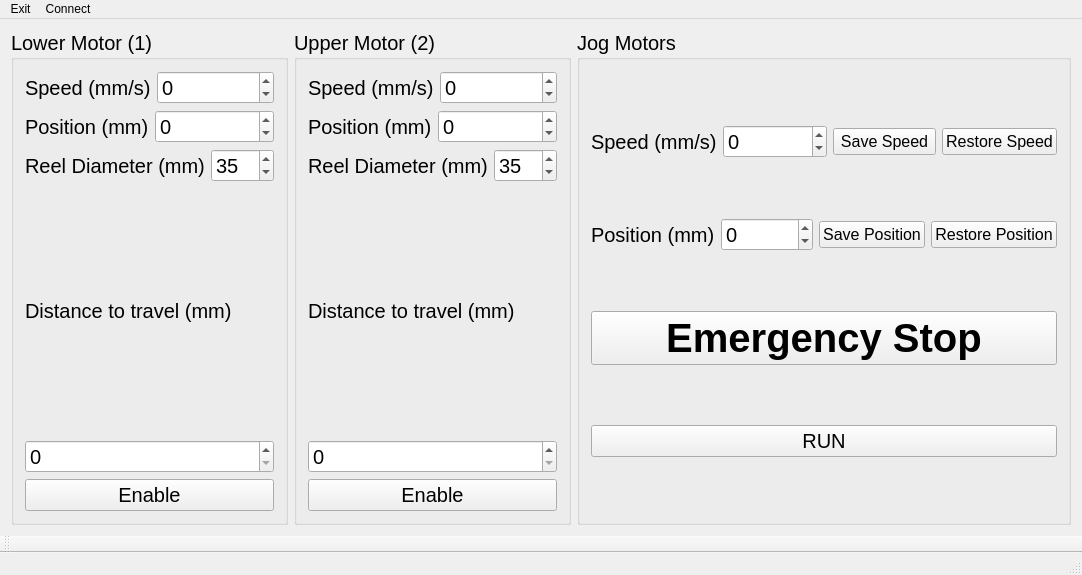
Old version of the form mainwindow.ui in the repository g7uvw/QtMonument.
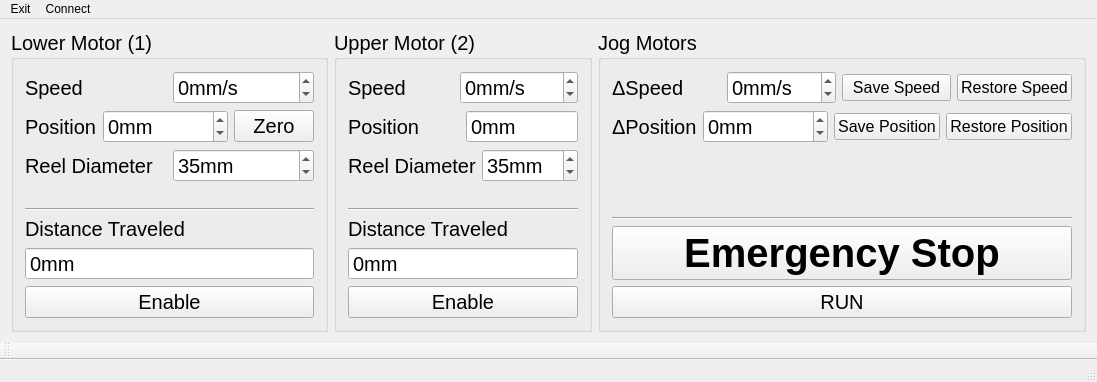
New version of the form.

Commit message: Speedlooking right, need to add in position timer

```diff
--- a/mainwindow.ui
+++ b/mainwindow.ui
@@ -2,14 +2,6 @@
 <ui version="4.0">
  <class>MainWindow</class>
  <widget class="QMainWindow" name="MainWindow">
-  <property name="geometry">
-   <rect>
-    <x>0</x>
-    <y>0</y>
-    <width>1080</width>
-    <height>575</height>
-   </rect>
-  </property>
   <property name="windowTitle">
    <string>Monument</string>
   </property>
@@ -31,7 +23,7 @@
          <item>
           <widget class="QLabel" name="label_5">
            <property name="text">
-            <string>Speed (mm/s)</string>
+            <string>Speed</string>
            </property>
           </widget>
          </item>
@@ -40,6 +32,9 @@
            <property name="keyboardTracking">
             <bool>false</bool>
            </property>
+           <property name="suffix">
+            <string>mm/s</string>
+           </property>
            <property name="minimum">
             <number>-500</number>
            </property>
@@ -55,7 +50,7 @@
          <item>
           <widget class="QLabel" name="label_6">
            <property name="text">
-            <string>Position (mm)</string>
+            <string>Position</string>
            </property>
           </widget>
          </item>
@@ -64,6 +59,9 @@
            <property name="keyboardTracking">
             <bool>false</bool>
            </property>
+           <property name="suffix">
+            <string>mm</string>
+           </property>
            <property name="minimum">
             <number>-40000</number>
            </property>
@@ -75,6 +73,13 @@
            </property>
           </widget>
          </item>
+         <item>
+          <widget class="QPushButton" name="Lower_Pos_Zero">
+           <property name="text">
+            <string>Zero</string>
+           </property>
+          </widget>
+         </item>
         </layout>
        </item>
        <item>
@@ -82,7 +87,7 @@
          <item>
           <widget class="QLabel" name="label_7">
            <property name="text">
-            <string>Reel Diameter (mm)</string>
+            <string>Reel Diameter</string>
            </property>
           </widget>
          </item>
@@ -91,6 +96,9 @@
            <property name="keyboardTracking">
             <bool>false</bool>
            </property>
+           <property name="suffix">
+            <string>mm</string>
+           </property>
            <property name="minimum">
             <number>5</number>
            </property>
@@ -107,18 +115,47 @@
          </item>
         </layout>
        </item>
+       <item>
+        <spacer name="verticalSpacer">
+         <property name="orientation">
+          <enum>Qt::Vertical</enum>
+         </property>
+         <property name="sizeHint" stdset="0">
+          <size>
+           <width>20</width>
+           <height>20</height>
+          </size>
+         </property>
+        </spacer>
+       </item>
+       <item>
+        <widget class="Line" name="line">
+         <property name="orientation">
+          <enum>Qt::Horizontal</enum>
+         </property>
+        </widget>
+       </item>
        <item>
         <widget class="QLabel" name="label_8">
          <property name="text">
-          <string>Distance to travel (mm)</string>
+          <string>Distance Traveled</string>
          </property>
         </widget>
        </item>
        <item>
         <widget class="QSpinBox" name="lower_distance">
+         <property name="readOnly">
+          <bool>true</bool>
+         </property>
+         <property name="buttonSymbols">
+          <enum>QAbstractSpinBox::NoButtons</enum>
+         </property>
          <property name="keyboardTracking">
           <bool>false</bool>
          </property>
+         <property name="suffix">
+          <string>mm</string>
+         </property>
         </widget>
        </item>
        <item>
@@ -150,7 +187,7 @@
          <item>
           <widget class="QLabel" name="label">
            <property name="text">
-            <string>Speed (mm/s)</string>
+            <string>Speed</string>
            </property>
           </widget>
          </item>
@@ -159,6 +196,9 @@
            <property name="keyboardTracking">
             <bool>false</bool>
            </property>
+           <property name="suffix">
+            <string>mm/s</string>
+           </property>
            <property name="minimum">
             <number>-500</number>
            </property>
@@ -174,15 +214,24 @@
          <item>
           <widget class="QLabel" name="label_2">
            <property name="text">
-            <string>Position (mm)</string>
+            <string>Position</string>
            </property>
           </widget>
          </item>
          <item>
           <widget class="QSpinBox" name="upper_pos_spin">
+           <property name="readOnly">
+            <bool>true</bool>
+           </property>
+           <property name="buttonSymbols">
+            <enum>QAbstractSpinBox::NoButtons</enum>
+           </property>
            <property name="keyboardTracking">
             <bool>false</bool>
            </property>
+           <property name="suffix">
+            <string>mm</string>
+           </property>
            <property name="minimum">
             <number>-40000</number>
            </property>
@@ -198,7 +247,7 @@
          <item>
           <widget class="QLabel" name="label_3">
            <property name="text">
-            <string>Reel Diameter (mm)</string>
+            <string>Reel Diameter</string>
            </property>
           </widget>
          </item>
@@ -207,6 +256,9 @@
            <property name="keyboardTracking">
             <bool>false</bool>
            </property>
+           <property name="suffix">
+            <string>mm</string>
+           </property>
            <property name="minimum">
             <number>5</number>
            </property>
@@ -220,18 +272,47 @@
          </item>
         </layout>
        </item>
+       <item>
+        <spacer name="verticalSpacer_2">
+         <property name="orientation">
+          <enum>Qt::Vertical</enum>
+         </property>
+         <property name="sizeHint" stdset="0">
+          <size>
+           <width>20</width>
+           <height>20</height>
+          </size>
+         </property>
+        </spacer>
+       </item>
+       <item>
+        <widget class="Line" name="line_2">
+         <property name="orientation">
+          <enum>Qt::Horizontal</enum>
+         </property>
+        </widget>
+       </item>
        <item>
         <widget class="QLabel" name="label_4">
          <property name="text">
-          <string>Distance to travel (mm)</string>
+          <string>Distance Traveled</string>
          </property>
         </widget>
        </item>
        <item>
         <widget class="QSpinBox" name="upper_distance">
+         <property name="readOnly">
+          <bool>true</bool>
+         </property>
+         <property name="buttonSymbols">
+          <enum>QAbstractSpinBox::NoButtons</enum>
+         </property>
          <property name="keyboardTracking">
           <bool>false</bool>
          </property>
+         <property name="suffix">
+          <string>mm</string>
+         </property>
         </widget>
        </item>
        <item>
@@ -263,12 +344,15 @@
          <item>
           <widget class="QLabel" name="label_9">
            <property name="text">
-            <string>Speed (mm/s)</string>
+            <string>ΔSpeed</string>
            </property>
           </widget>
          </item>
          <item>
           <widget class="QSpinBox" name="jog_speed_spin">
+           <property name="suffix">
+            <string>mm/s</string>
+           </property>
            <property name="minimum">
             <number>-20</number>
            </property>
@@ -308,12 +392,15 @@
          <item>
           <widget class="QLabel" name="label_10">
            <property name="text">
-            <string>Position (mm)</string>
+            <string>ΔPosition</string>
            </property>
           </widget>
          </item>
          <item>
           <widget class="QSpinBox" name="jog_pos_spin">
+           <property name="suffix">
+            <string>mm</string>
+           </property>
            <property name="minimum">
             <number>-40000</number>
            </property>
@@ -348,6 +435,26 @@
          </item>
         </layout>
        </item>
+       <item>
+        <spacer name="verticalSpacer_3">
+         <property name="orientation">
+          <enum>Qt::Vertical</enum>
+         </property>
+         <property name="sizeHint" stdset="0">
+          <size>
+           <width>20</width>
+           <height>20</height>
+          </size>
+         </property>
+        </spacer>
+       </item>
+       <item>
+        <widget class="Line" name="line_3">
+         <property name="orientation">
+          <enum>Qt::Horizontal</enum>
+         </property>
+        </widget>
+       </item>
        <item>
         <widget class="QPushButton" name="EMERGENCY_STOP">
          <property name="palette">
@@ -419,7 +526,7 @@
     <rect>
      <x>0</x>
      <y>0</y>
-     <width>1080</width>
+     <width>1054</width>
      <height>21</height>
     </rect>
    </property>
```
Left out of the diff: 3 changed lines with no effect on the pictures. The commit also changes 4 other files.
